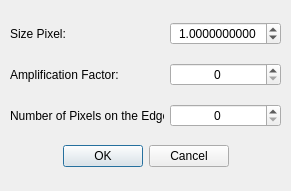
First picture: the form in src/dialogProperties.ui, repository ldsc/lvp, before the edit.
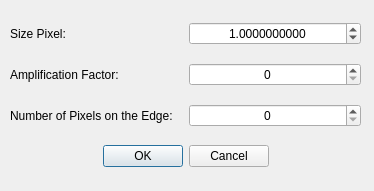
Second picture: the form after the edit. Icons and pictures are not drawn.

Commit message: Pequenas modificacoes na interface e adaptacao para o novo formato da rede de sitios e ligacoes.

```diff
--- a/src/dialogProperties.ui
+++ b/src/dialogProperties.ui
@@ -6,13 +6,13 @@
    <rect>
     <x>0</x>
     <y>0</y>
-    <width>291</width>
+    <width>374</width>
     <height>191</height>
    </rect>
   </property>
   <property name="minimumSize">
    <size>
-    <width>291</width>
+    <width>374</width>
     <height>191</height>
    </size>
   </property>
@@ -34,7 +34,7 @@
     <rect>
      <x>10</x>
      <y>10</y>
-     <width>271</width>
+     <width>351</width>
      <height>171</height>
     </rect>
    </property>
```
Left out of the diff: 2 changed lines with no effect on the pictures. The commit also changes 4 other files.
